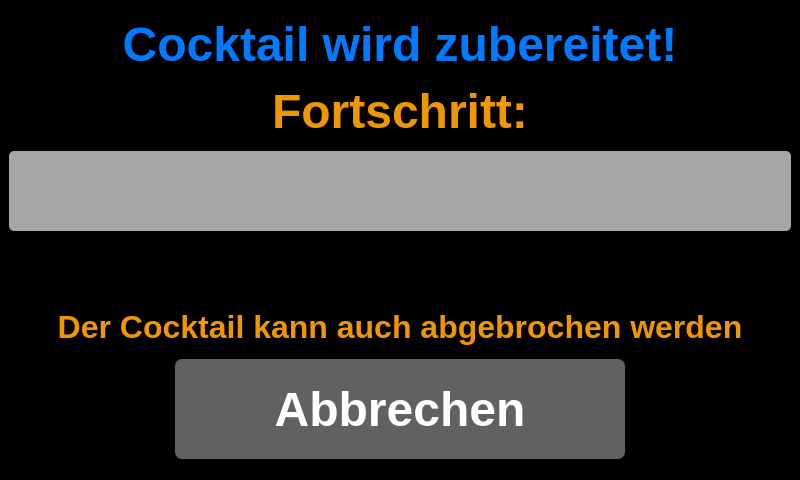
The window that progressbarwindow.ui (AndreWohnsland/CocktailBerry) describes before a commit, drawn with Qt 5.
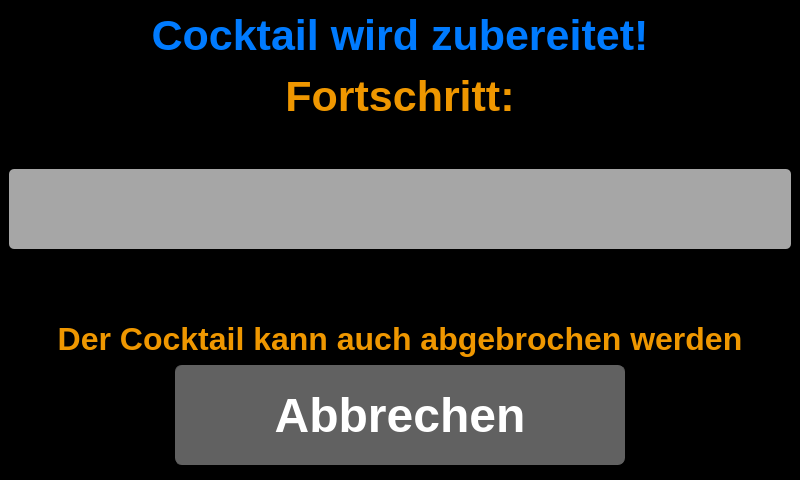
The same window after the commit.

Commit message: Adjusted Fontsize for Pi

The edit to the form file:
```diff
--- a/progressbarwindow.ui
+++ b/progressbarwindow.ui
@@ -87,15 +87,21 @@
    <layout class="QVBoxLayout" name="verticalLayout">
     <item>
      <widget class="QLabel" name="Lheader">
+      <property name="minimumSize">
+       <size>
+        <width>0</width>
+        <height>150</height>
+       </size>
+      </property>
       <property name="maximumSize">
        <size>
         <width>16777215</width>
-        <height>120</height>
+        <height>150</height>
        </size>
       </property>
       <property name="font">
        <font>
-        <pointsize>36</pointsize>
+        <pointsize>32</pointsize>
         <weight>75</weight>
         <bold>true</bold>
        </font>
```
The commit also changes 1 other file.
